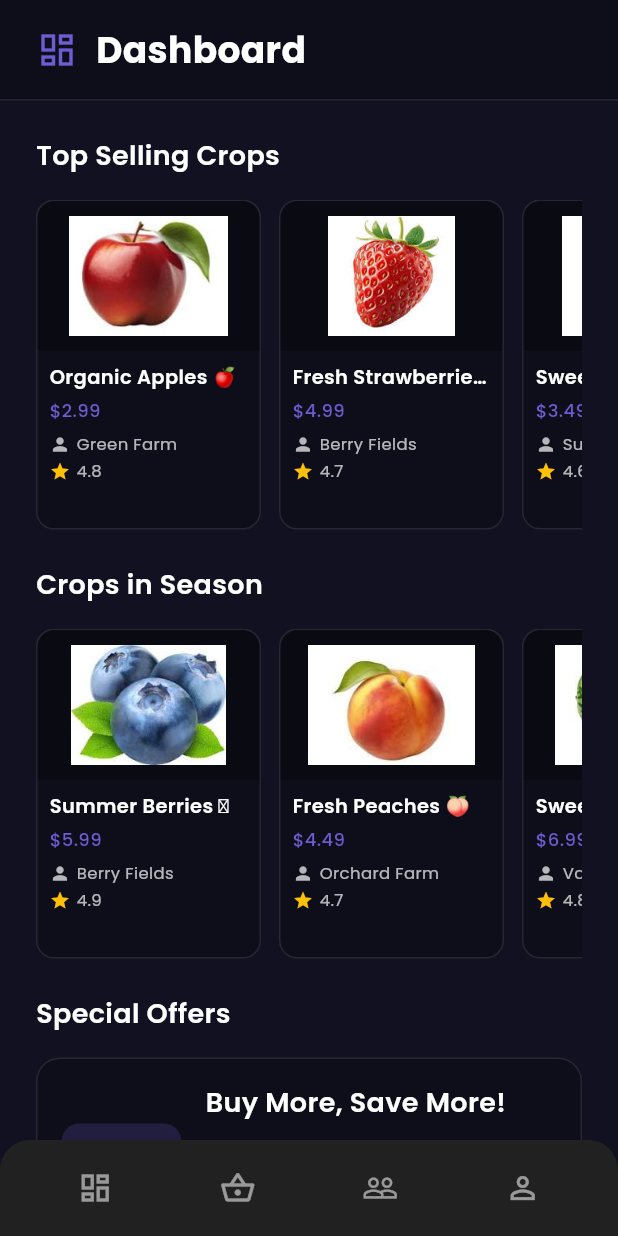
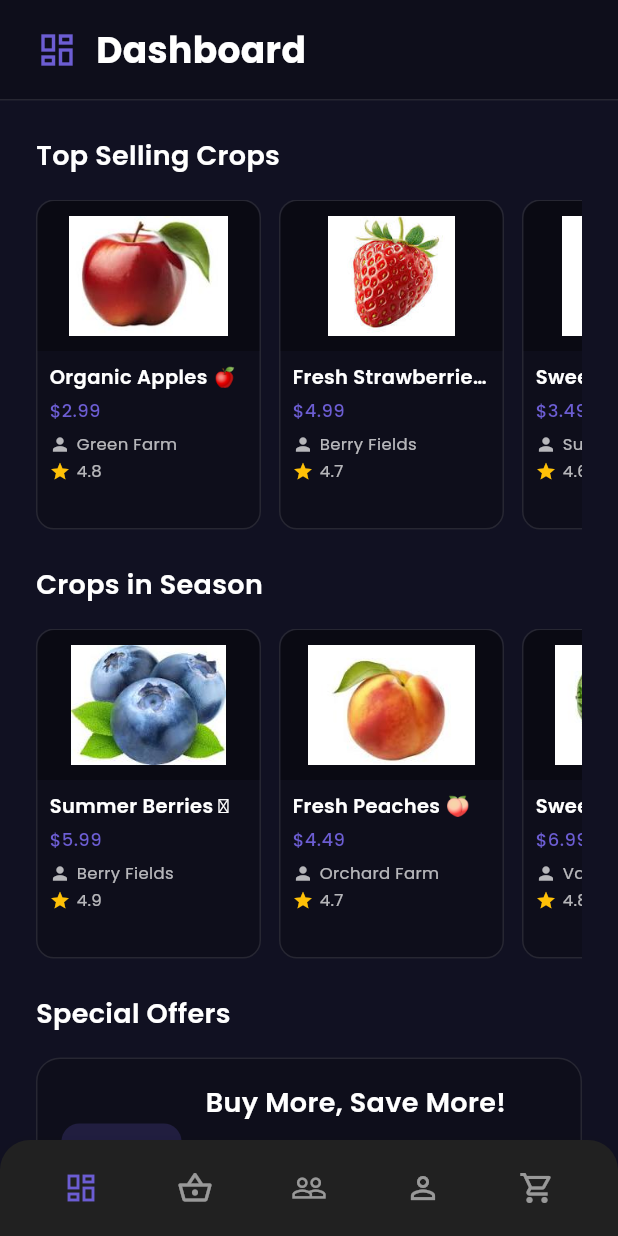
Before and after one commit to Im-bad-at-coding-bruhh/BlinkConnect-Agr, a Flutter app: the screen it shows after launch, after a tap on "Google", after a tap on the "dashboard" icon, on a phone screen of 412 x 824 dp. Run offline on Flutter 3.47's test engine with Material 3 defaults, Android fonts, the phone set to English and light mode, and no system bars; our stand-ins replace device_preview, font_awesome_flutter, google_fonts, image_picker, shared_preferences.

Commit message:
first commit

```diff
--- a/lib/Pages/buyer_dashboard.dart
+++ b/lib/Pages/buyer_dashboard.dart
@@ -7,6 +7,7 @@
 import 'theme_provider.dart';
 import 'dart:async';
 import '/Services/cart_service.dart' as cart_service;
+import 'cart_screen.dart';
 
 class BuyerDashboardScreen extends StatefulWidget {
   final bool isFarmer;
@@ -84,6 +85,18 @@
               isFarmer: widget.isFarmer,
               isVerified: widget.isVerified,
               initialIndex: 3,
+            ),
+          ),
+        );
+        break;
+      case 4: // Cart
+        Navigator.pushReplacement(
+          context,
+          MaterialPageRoute(
+            builder: (context) => CartScreen(
+              isFarmer: widget.isFarmer,
+              isVerified: widget.isVerified,
+              initialIndex: 4,
             ),
           ),
         );
@@ -207,6 +220,7 @@
           _buildNavItem(1, Icons.shopping_basket_rounded, 'Marketplace'),
           _buildNavItem(2, Icons.people_rounded, 'Community'),
           _buildNavItem(3, Icons.person_rounded, 'Profile'),
+          _buildNavItem(4, Icons.shopping_cart_rounded, 'Cart'),
         ],
       ),
     );
@@ -262,6 +276,7 @@
   }
 
   Widget _buildBottomBar(bool isDarkMode) {
+    final cartService = Provider.of<cart_service.CartService>(context);
     return Container(
       decoration: BoxDecoration(
         color: isDarkMode ? Colors.grey[900] : Colors.white,
@@ -280,77 +295,92 @@
             mainAxisAlignment: MainAxisAlignment.spaceAround,
             children: [
               IconButton(
-                onPressed: () {
-                  Navigator.pushReplacement(
-                    context,
-                    MaterialPageRoute(
-                      builder: (context) => BuyerDashboardScreen(
-                        isFarmer: widget.isFarmer,
-                        isVerified: widget.isVerified,
-                        initialIndex: 0,
-                      ),
-                    ),
-                  );
-                },
+                onPressed: () => _onItemTapped(0),
                 icon: Icon(
                   Icons.dashboard_outlined,
-                  color: isDarkMode ? Colors.white54 : Colors.grey[400],
+                  color: _selectedIndex == 0
+                      ? const Color(0xFF6C5DD3)
+                      : isDarkMode
+                          ? Colors.white54
+                          : Colors.grey[400],
                   size: 24,
                 ),
               ),
               IconButton(
-                onPressed: () {
-                  Navigator.pushReplacement(
-                    context,
-                    MaterialPageRoute(
-                      builder: (context) => MarketplaceScreen(
-                        isFarmer: widget.isFarmer,
-                        isVerified: widget.isVerified,
-                      ),
-                    ),
-                  );
-                },
+                onPressed: () => _onItemTapped(1),
                 icon: Icon(
                   Icons.shopping_basket_outlined,
-                  color: isDarkMode ? Colors.white54 : Colors.grey[400],
+                  color: _selectedIndex == 1
+                      ? const Color(0xFF6C5DD3)
+                      : isDarkMode
+                          ? Colors.white54
+                          : Colors.grey[400],
                   size: 24,
                 ),
               ),
               IconButton(
-                onPressed: () {
-                  Navigator.pushReplacement(
-                    context,
-                    MaterialPageRoute(
-                      builder: (context) => CommunityScreen(
-                        isFarmer: widget.isFarmer,
-                        isVerified: widget.isVerified,
-                      ),
-                    ),
-                  );
-                },
+                onPressed: () => _onItemTapped(2),
                 icon: Icon(
                   Icons.people_outline,
-                  color: isDarkMode ? Colors.white54 : Colors.grey[400],
+                  color: _selectedIndex == 2
+                      ? const Color(0xFF6C5DD3)
+                      : isDarkMode
+                          ? Colors.white54
+                          : Colors.grey[400],
                   size: 24,
                 ),
               ),
               IconButton(
-                onPressed: () {
-                  Navigator.pushReplacement(
-                    context,
-                    MaterialPageRoute(
-                      builder: (context) => ProfileScreen(
-                        isFarmer: widget.isFarmer,
-                        isVerified: widget.isVerified,
+                onPressed: () => _onItemTapped(3),
+                icon: Icon(
+                  Icons.person_outline,
+                  color: _selectedIndex == 3
+                      ? const Color(0xFF6C5DD3)
+                      : isDarkMode
+                          ? Colors.white54
+                          : Colors.grey[400],
+                  size: 24,
+                ),
+              ),
+              Stack(
+                children: [
+                  IconButton(
+                    onPressed: () => _onItemTapped(4),
+                    icon: Icon(
+                      Icons.shopping_cart_outlined,
+                      color: _selectedIndex == 4
+                          ? const Color(0xFF6C5DD3)
+                          : isDarkMode
+                              ? Colors.white54
+                              : Colors.grey[400],
+                      size: 24,
+                    ),
+                  ),
+                  if (cartService.items.isNotEmpty)
+                    Positioned(
+                      right: 0,
+                      top: 0,
+                      child: Container(
+                        padding: const EdgeInsets.all(4),
+                        decoration: BoxDecoration(
+                          color: Colors.red,
+                          borderRadius: BorderRadius.circular(10),
+                        ),
+                        constraints: const BoxConstraints(
+                          minWidth: 16,
+                          minHeight: 16,
+                        ),
+                        child: Text(
+                          '${cartService.items.length}',
+                          style: const TextStyle(
+                            color: Colors.white,
+                            fontSize: 10,
+                          ),
+                          textAlign: TextAlign.center,
+                        ),
                       ),
                     ),
-                  );
-                },
-                icon: Icon(
-                  Icons.person_outline,
-                  color: isDarkMode ? Colors.white54 : Colors.grey[400],
-                  size: 24,
-                ),
+                ],
               ),
             ],
           ),
```
Also changed, not shown: lib/Pages/cart_screen.dart (+4 -4 lines).
